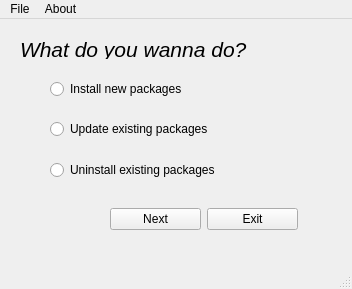
GDGVIT/pip-gui, file UI_Files/startScreen.ui: the form before one commit.
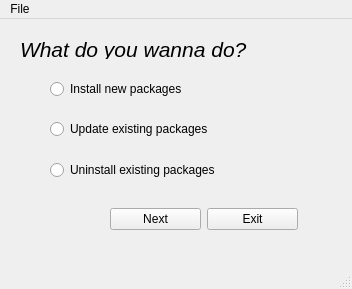
The form after the commit. Icons and pictures are not drawn.

Diff of the .ui file:
```diff
--- a/UI_Files/startScreen.ui
+++ b/UI_Files/startScreen.ui
@@ -144,14 +144,7 @@
     </property>
     <addaction name="actionExit"/>
    </widget>
-   <widget class="QMenu" name="menuAbout">
-    <property name="title">
-     <string>About</string>
-    </property>
-    <addaction name="actionPIP_GUI"/>
-   </widget>
    <addaction name="menuFile"/>
-   <addaction name="menuAbout"/>
   </widget>
   <widget class="QStatusBar" name="statusbar"/>
   <action name="actionExit">
```
Left out of the diff: 6 changed lines with no effect on the pictures.
